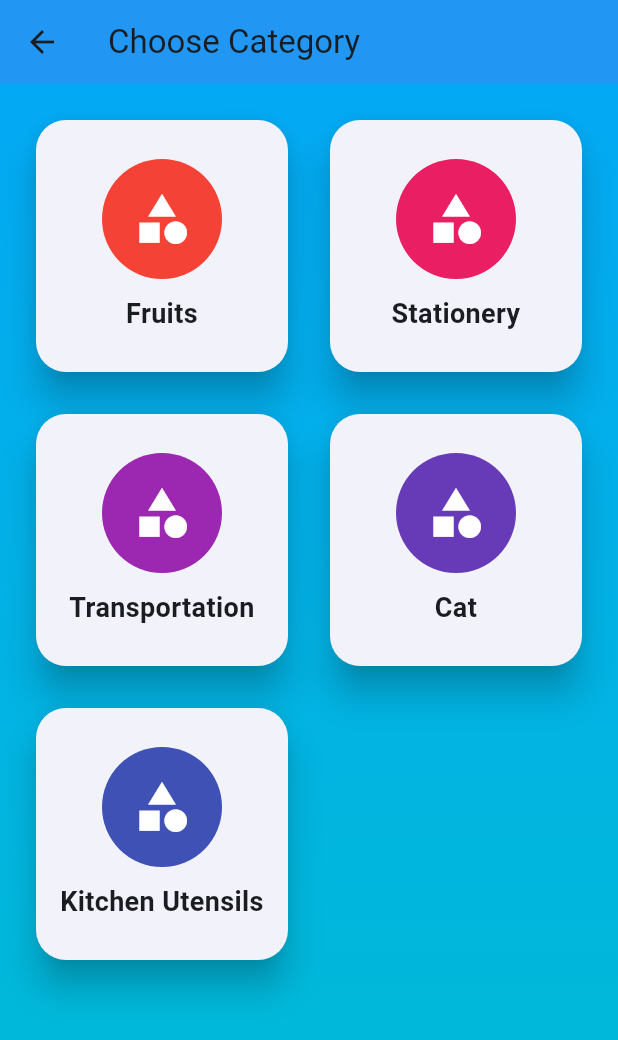
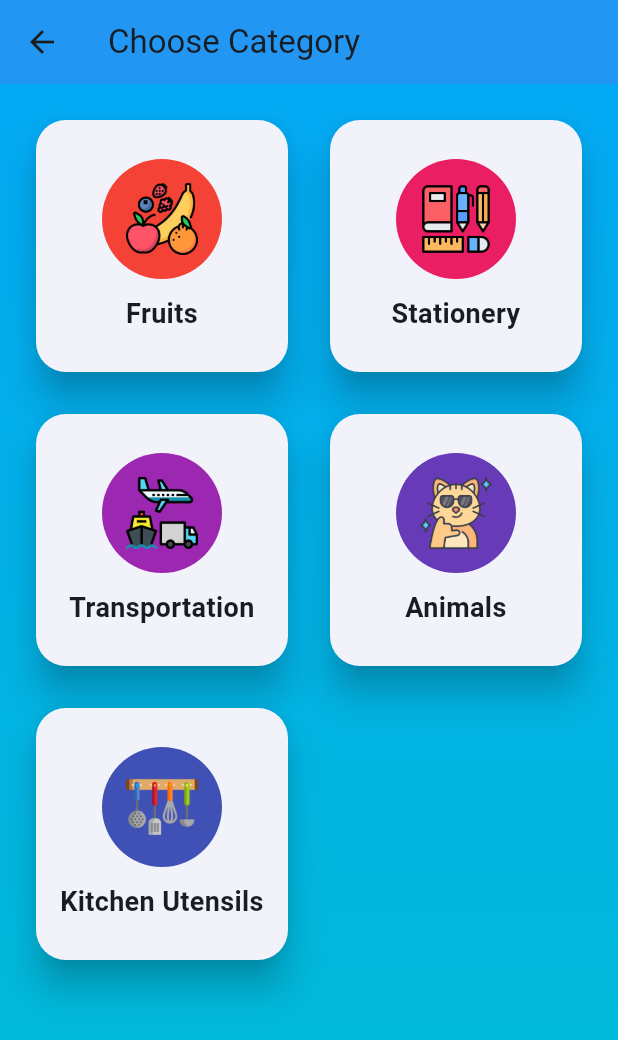
Before and after one commit to ashrof360/game-tk, a Flutter app: the screen it shows after launch, after a tap on "Start", on a phone screen of 412 x 824 dp. Shown: the top 1040 px of the screen. Run offline on Flutter 3.47's test engine with Material 3 defaults, Android fonts, the phone set to English and light mode, and no system bars; our stand-ins replace audioplayers, flutter_tts, shared_preferences.

Commit message:
Commit: game edukasi

```diff
--- a/lib/data/game_data.dart
+++ b/lib/data/game_data.dart
@@ -110,7 +110,7 @@ final List<Category> categories = [
     ],
   ),
   Category(
-    name: 'Cat',
+    name: 'Animals',
     // Using the icon file that exists in assets/icons/
     icon: 'assets/icons/cat (1).png',
     items: [
--- a/lib/main.dart
+++ b/lib/main.dart
@@ -15,6 +15,7 @@ class MyApp extends StatelessWidget {
     return MultiProvider(
       providers: [ChangeNotifierProvider(create: (_) => GameProvider())],
       child: MaterialApp(
+        debugShowCheckedModeBanner: false,
         title: 'English Learning Game',
         theme: ThemeData(
           colorScheme: ColorScheme.fromSeed(seedColor: Colors.blue),
--- a/lib/screens/category_selection_screen.dart
+++ b/lib/screens/category_selection_screen.dart
@@ -54,15 +54,22 @@ class CategorySelectionScreen extends StatelessWidget {
                     Container(
                       width: 80,
                       height: 80,
+                      padding: const EdgeInsets.all(16),
                       decoration: BoxDecoration(
                         color:
                             Colors.primaries[index % Colors.primaries.length],
                         shape: BoxShape.circle,
                       ),
-                      child: const Icon(
-                        Icons.category,
-                        size: 40,
-                        color: Colors.white,
+                      child: Image.asset(
+                        category.icon,
+                        fit: BoxFit.contain,
+                        errorBuilder: (context, error, stackTrace) {
+                          return const Icon(
+                            Icons.category,
+                            size: 40,
+                            color: Colors.white,
+                          );
+                        },
                       ),
                     ),
                     const SizedBox(height: 10),
```
